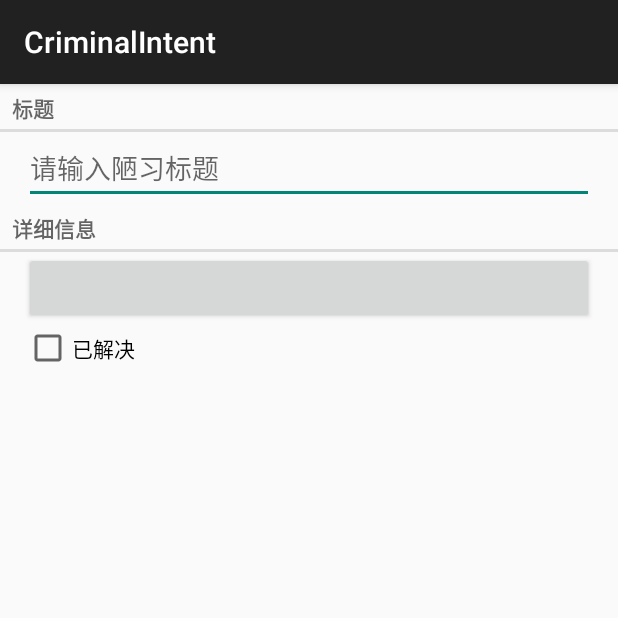
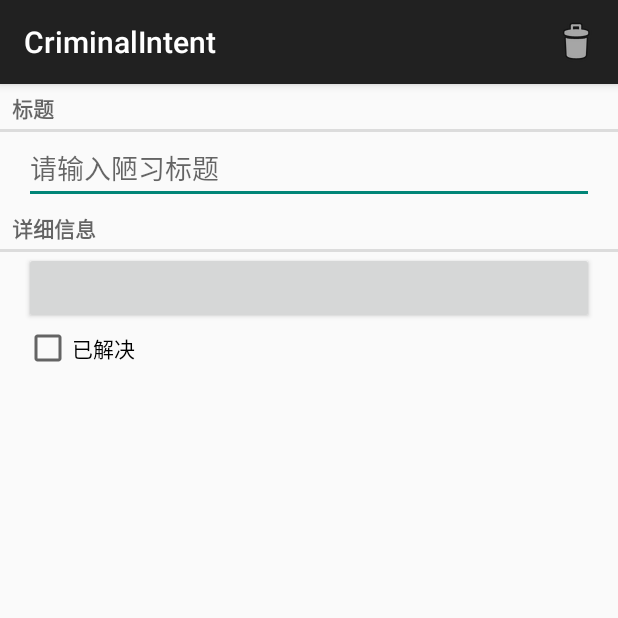
Before and after one commit to WangAdonis/CriminalIntent, an Android app: the CrimeFragment screen opened directly, with no data from a screen before it, on a phone screen of 412 x 824 dp, the top half of it. Run offline under Robolectric (Android 15) with nearby library versions, the phone set to English and light mode, and no system bars; network calls fail; 4 statements that could not run were skipped.

Commit message:
添加删除功能

```diff
--- a/app/src/main/java/cn/adonis/criminalintent/CrimeLab.java
+++ b/app/src/main/java/cn/adonis/criminalintent/CrimeLab.java
@@ -69,4 +69,8 @@ public class CrimeLab {
             return false;
         }
     }
+
+    public void deleteCrime(Crime c){
+        mCrimes.remove(c);
+    }
 }
--- a/app/src/main/java/cn/adonis/criminalintent/fragment/CrimeFragment.java
+++ b/app/src/main/java/cn/adonis/criminalintent/fragment/CrimeFragment.java
@@ -12,6 +12,8 @@ import android.support.v7.app.AppCompatActivity;
 import android.text.Editable;
 import android.text.TextWatcher;
 import android.view.LayoutInflater;
+import android.view.Menu;
+import android.view.MenuInflater;
 import android.view.MenuItem;
 import android.view.View;
 import android.view.ViewGroup;
@@ -53,6 +55,7 @@ public class CrimeFragment extends Fragment {
                              Bundle savedInstanceState) {
         // Inflate the layout for this fragment
         View view=inflater.inflate(R.layout.fragment_crime, container, false);
+        getActivity().setTitle(mCrime.getTitle());
         mTitleField=(EditText)view.findViewById(R.id.crime_title);
         mDateButton=(Button)view.findViewById(R.id.crime_date);
         mSolvedCheckBox=(CheckBox)view.findViewById(R.id.crime_solved);
@@ -133,6 +136,10 @@ public class CrimeFragment extends Fragment {
                     NavUtils.navigateUpFromSameTask(getActivity());
                 }
                 return true;
+            case R.id.menu_item_crime_delete:
+                CrimeLab.get(getActivity()).deleteCrime(mCrime);
+                getActivity().finish();
+                return true;
             default:
                 return super.onOptionsItemSelected(item);
         }
@@ -143,4 +150,11 @@ public class CrimeFragment extends Fragment {
         super.onPause();
         CrimeLab.get(getActivity()).saveCrimes();
     }
+
+    @Override
+    public void onCreateOptionsMenu(Menu menu, MenuInflater inflater) {
+        super.onCreateOptionsMenu(menu, inflater);
+        inflater.inflate(R.menu.fragment_crime,menu);
+    }
+
 }
--- /dev/null
+++ b/app/src/main/res/drawable/background_activited.xml
@@ -0,0 +1,5 @@
+<?xml version="1.0" encoding="utf-8"?>
+<selector xmlns:android="http://schemas.android.com/apk/res/android">
+    <item android:state_activated="true"
+          android:drawable="@android:color/darker_gray"/>
+</selector>
--- a/app/src/main/res/layout/list_item_crime.xml
+++ b/app/src/main/res/layout/list_item_crime.xml
@@ -1,7 +1,8 @@
 <?xml version="1.0" encoding="utf-8"?>
 <RelativeLayout xmlns:android="http://schemas.android.com/apk/res/android"
                 android:layout_width="match_parent"
-                android:layout_height="match_parent">
+                android:layout_height="match_parent"
+                android:background="@drawable/background_activited">
     <CheckBox
         android:layout_width="wrap_content"
         android:layout_height="wrap_content"
--- /dev/null
+++ b/app/src/main/res/menu/crime_list_item_context.xml
@@ -0,0 +1,6 @@
+<?xml version="1.0" encoding="utf-8"?>
+<menu xmlns:android="http://schemas.android.com/apk/res/android">
+    <item android:id="@+id/menu_item_delete_crime"
+          android:icon="@android:drawable/ic_menu_delete"
+          android:title="@string/delete_crime"/>
+</menu>
--- /dev/null
+++ b/app/src/main/res/menu/fragment_crime.xml
@@ -0,0 +1,8 @@
+<?xml version="1.0" encoding="utf-8"?>
+<menu xmlns:android="http://schemas.android.com/apk/res/android"
+      xmlns:app="http://schemas.android.com/apk/res-auto">
+    <item android:id="@+id/menu_item_crime_delete"
+          android:icon="@android:drawable/ic_menu_delete"
+          android:title="@string/delete_crime"
+          app:showAsAction="ifRoom|withText"/>
+</menu>
```
Also changed, not shown: app/src/main/java/cn/adonis/criminalintent/fragment/CrimeListFragment.java (+82 -0 lines).
